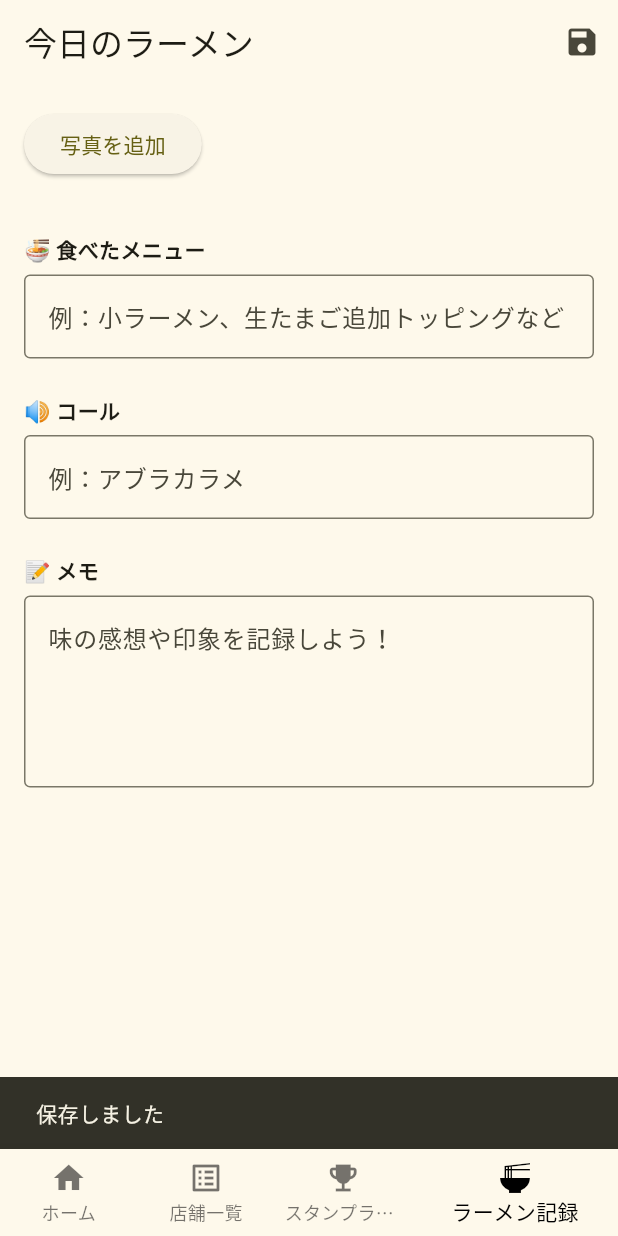
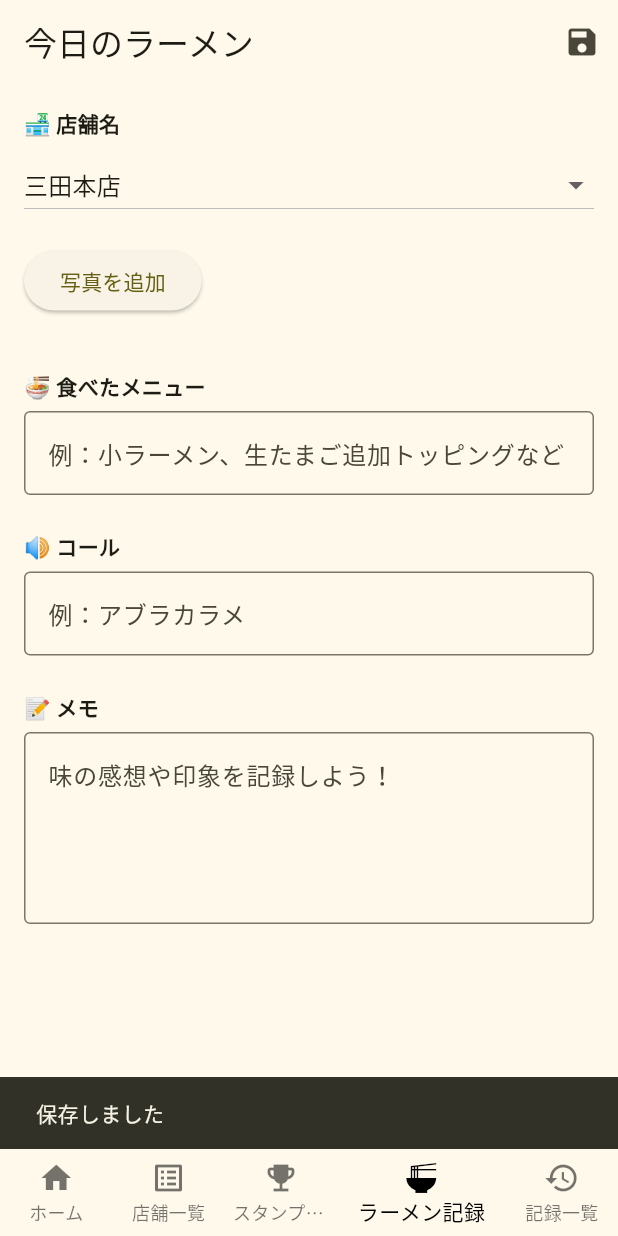
Before and after one commit to RamenJiro-vocational-school/ramen_jiro_vocational_school, a Flutter app: the screen it shows after launch, item 4 of the bottom bar chosen, after a tap on the "save" icon, on a phone screen of 412 x 824 dp. Run offline on Flutter 3.47's test engine with Material 3 defaults, Android fonts, the light colour scheme and no system bars; our stand-ins replace confetti, flutter_map, image_picker, latlong2, shared_preferences.

```diff
--- a/lib/main.dart
+++ b/lib/main.dart
@@ -4,6 +4,8 @@ import 'pages/home_page.dart';
 import 'pages/store_list.dart';
 import 'pages/stamp_rally_page.dart';
 import 'pages/photo_page.dart';
+import 'pages/record_list_page.dart';
+
 
 void main() async {
   WidgetsFlutterBinding.ensureInitialized();
@@ -46,7 +48,8 @@ class _RootTabsState extends State<RootTabs> {
     HomePage(), // 本日の営業状況
     StoreListPage(), // 県別一覧＋検索
     StampRallyPage(), //スタンプラリー画面
-    PhotoPage(storeName: '三田本店'), // ← 仮で固定
+    PhotoPage(), // ラーメン記録ページ
+    RecordListPage(),// 過去の記録閲覧ページ
   ];
 
   @override
@@ -67,6 +70,7 @@ class _RootTabsState extends State<RootTabs> {
             icon: Icon(Icons.ramen_dining),
             label: 'ラーメン記録',
           ),
+          BottomNavigationBarItem(icon: Icon(Icons.history), label: '記録一覧'),
         ],
       ),
     );
--- a/lib/pages/photo_page.dart
+++ b/lib/pages/photo_page.dart
@@ -2,12 +2,11 @@ import 'package:flutter/material.dart';
 import 'dart:io';
 import 'package:image_picker/image_picker.dart';
 import 'package:shared_preferences/shared_preferences.dart';
+import 'package:flutter/services.dart' show rootBundle;
 import 'dart:convert';
 
-
 class PhotoPage extends StatefulWidget {
-  final String storeName;
-  const PhotoPage({super.key, required this.storeName});
+  const PhotoPage({super.key});
 
   @override
   State<PhotoPage> createState() => _PhotoPageState();
@@ -16,7 +15,47 @@ class PhotoPage extends StatefulWidget {
 class _PhotoPageState extends State<PhotoPage> {
   final List<XFile> _images = [];
 
+  final TextEditingController _menuController = TextEditingController();
+  final TextEditingController _callController = TextEditingController();
+  final TextEditingController _memoController = TextEditingController();
+
+  List<String> _storeNames = [];
+  String? _selectedStore;
+
+  @override
+  void initState() {
+    super.initState();
+    _loadStores();
+  }
+
+  Future<void> _loadStores() async {
+    final data = await rootBundle.loadString('assets/json/jiro_stores.json');
+    final jsonList = json.decode(data) as List;
+    final names = jsonList.map((e) => e['name'] as String).toList();
+
+    setState(() {
+      _storeNames = names;
+      _selectedStore = names.first;
+    });
+
+    // 店舗名が決まったあとに保存データも読む
+    _loadData();
+  }
+
+  Future<void> _pickImage() async {
+    final picker = ImagePicker();
+    final picked = await picker.pickImage(source: ImageSource.gallery);
+
+    if (picked != null && _images.length < 4) {
+      setState(() {
+        _images.add(picked);
+      });
+    }
+  }
+
   Future<void> _saveData() async {
+    if (_selectedStore == null) return;
+
     final prefs = await SharedPreferences.getInstance();
     final key = _generateKey('record');
 
@@ -30,16 +69,16 @@ Future<void> _saveData() async {
     };
 
     await prefs.setString(key, jsonEncode(record));
-}
 
-// 任意のキーを作る（店舗名と日付から）
-String _generateKey(String suffix) {
-  final now = DateTime.now();
-  final dateString = '${now.year}-${now.month}-${now.day}';
-  return 'jiro_${dateString}_${widget.storeName}_$suffix';
+    if (!context.mounted) return;
+    ScaffoldMessenger.of(context).showSnackBar(
+      const SnackBar(content: Text('保存しました')),
+    );
   }
 
   Future<void> _loadData() async {
+    if (_selectedStore == null) return;
+
     final prefs = await SharedPreferences.getInstance();
     final key = _generateKey('record');
 
@@ -58,20 +97,10 @@ Future<void> _loadData() async {
     });
   }
 
-
-  final TextEditingController _menuController = TextEditingController();
-  final TextEditingController _callController = TextEditingController();
-  final TextEditingController _memoController = TextEditingController();
-
-  Future<void> _pickImage() async {
-    final picker = ImagePicker();
-    final picked = await picker.pickImage(source: ImageSource.gallery);
-
-    if (picked != null && _images.length < 4) {
-      setState(() {
-        _images.add(picked);
-      });
-    }
+  String _generateKey(String suffix) {
+    final now = DateTime.now();
+    final dateString = '${now.year}-${now.month}-${now.day}';
+    return 'jiro_${dateString}_${_selectedStore}_$suffix';
   }
 
   @override
@@ -83,13 +112,13 @@ Future<void> _loadData() async {
   }
 
   @override
-  void initState() {
-    super.initState();
-    _loadData(); // ← データ読み込み用
+  Widget build(BuildContext context) {
+    if (_selectedStore == null) {
+      return const Scaffold(
+        body: Center(child: CircularProgressIndicator()),
+      );
     }
 
-  @override
-  Widget build(BuildContext context) {
     return Scaffold(
       appBar: AppBar(
         title: const Text('今日のラーメン'),
@@ -97,13 +126,7 @@ Future<void> _loadData() async {
           IconButton(
             icon: const Icon(Icons.save),
             tooltip: '保存する',
-            onPressed: () async {
-              await _saveData();
-              if (!context.mounted) return;
-              ScaffoldMessenger.of(
-                context,
-              ).showSnackBar(const SnackBar(content: Text('保存しました')));
-            },
+            onPressed: _saveData,
           ),
         ],
       ),
@@ -112,6 +135,27 @@ Future<void> _loadData() async {
         child: Column(
           crossAxisAlignment: CrossAxisAlignment.start,
           children: [
+            // 店舗選択
+            const Text('🏪 店舗名', style: TextStyle(fontWeight: FontWeight.bold)),
+            const SizedBox(height: 6),
+            DropdownButton<String>(
+              value: _selectedStore,
+              isExpanded: true,
+              onChanged: (value) {
+                setState(() {
+                  _selectedStore = value;
+                  _loadData(); // 店舗を切り替えたら、その店舗のデータ読み直す
+                });
+              },
+              items: _storeNames.map((name) {
+                return DropdownMenuItem(
+                  value: name,
+                  child: Text(name),
+                );
+              }).toList(),
+            ),
+            const SizedBox(height: 16),
+
             // 📸 写真追加ボタン
             ElevatedButton(onPressed: _pickImage, child: const Text('写真を追加')),
             const SizedBox(height: 12),
@@ -162,10 +206,7 @@ Future<void> _loadData() async {
             const SizedBox(height: 24),
 
             // 🍜 メニュー入力
-            const Text(
-              '🍜 食べたメニュー',
-              style: TextStyle(fontWeight: FontWeight.bold),
-            ),
+            const Text('🍜 食べたメニュー', style: TextStyle(fontWeight: FontWeight.bold)),
             const SizedBox(height: 6),
             TextField(
               controller: _menuController,
```
Also changed, not shown: lib/pages/record_list_page.dart (added, +94 -0 lines). Lines whose indentation alone changed are shown as unchanged.
